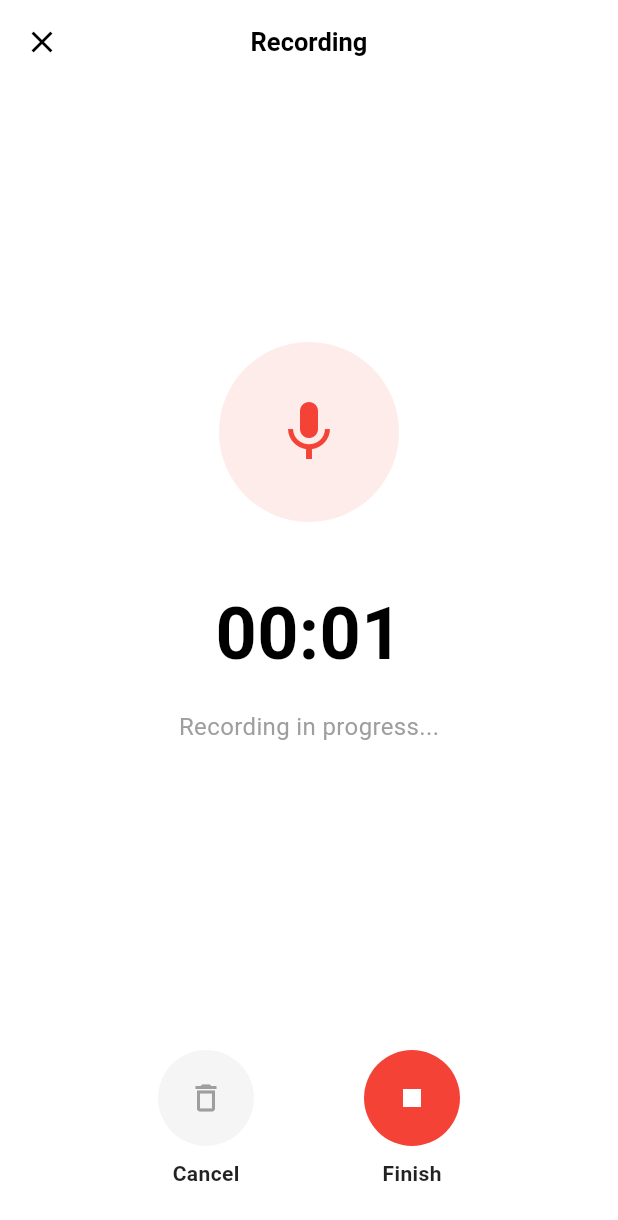
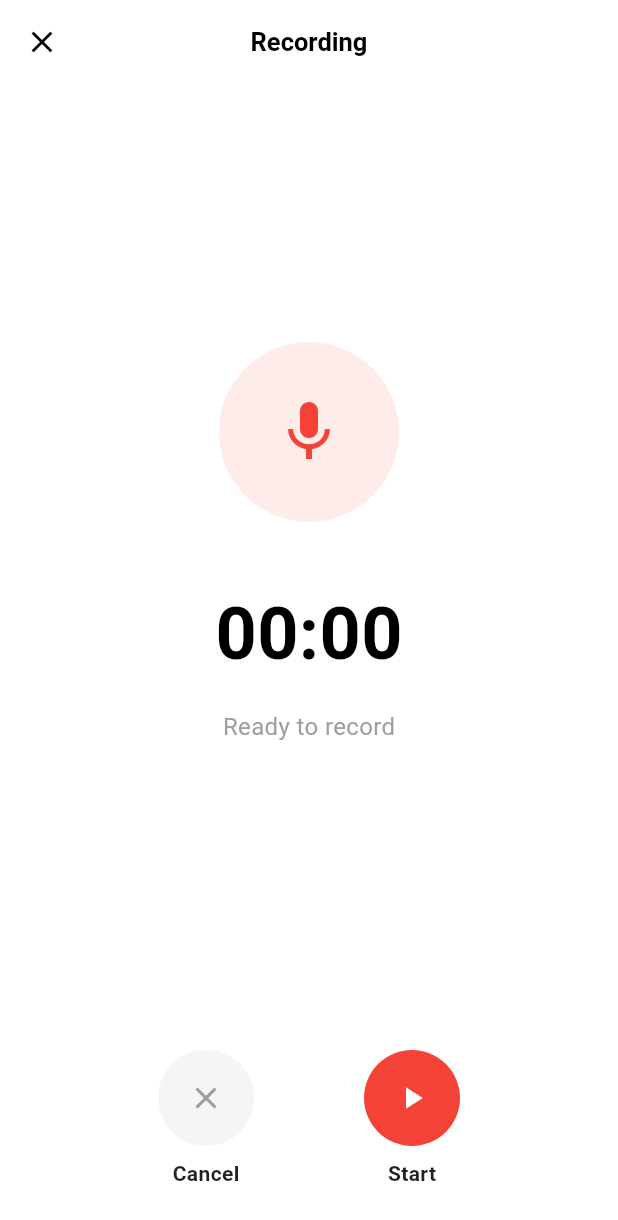
Before and after one commit to esinniobiwaquareeb/note0-mobile, a Flutter app: the AudioRecordingScreen screen opened directly, on a phone screen of 412 x 824 dp. Shown: the top 1220 px of the screen. Run offline on Flutter 3.47's test engine with Material 3 defaults, Android fonts, the phone set to English and light mode, and no system bars; drawn by our look-alikes of flutter_animate; our stand-ins replace audioplayers, device_info_plus, file_picker, flutter_dotenv, flutter_riverpod, flutter_secure_storage and 7 more; missing offline and left inert: audio_session, cryptography, google_mlkit_document_scanner, record, screen_protector, youtube_explode_dart; accounts and stored records are empty; network calls fail.

Commit message:
feat: add pause/resume functionality to audio recording and implement document gallery picker with source selection sheet

```diff
--- a/lib/src/features/notes/audio_recording_screen.dart
+++ b/lib/src/features/notes/audio_recording_screen.dart
@@ -18,7 +18,7 @@ class _AudioRecordingScreenState extends ConsumerState<AudioRecordingScreen> {
   void initState() {
     super.initState();
     WidgetsBinding.instance.addPostFrameCallback((_) {
-      ref.read(recordingControllerProvider.notifier).start();
+      ref.read(recordingControllerProvider.notifier).reset();
     });
   }
 
@@ -86,14 +86,35 @@ class _AudioRecordingScreenState extends ConsumerState<AudioRecordingScreen> {
             style: const TextStyle(fontSize: 48, fontWeight: FontWeight.bold),
           ),
           const Gap(16),
-          const Text(
-            'Recording in progress...',
-            style: TextStyle(color: Colors.grey, fontSize: 16),
+          Text(
+            !recordingState.hasStarted
+                ? 'Ready to record'
+                : (recordingState.isPaused ? 'Recording paused' : 'Recording in progress...'),
+            style: const TextStyle(color: Colors.grey, fontSize: 16),
           ),
           const Spacer(),
           Padding(
             padding: const EdgeInsets.all(32.0),
-            child: Row(
+            child: !recordingState.hasStarted
+                ? Row(
+                    mainAxisAlignment: MainAxisAlignment.spaceEvenly,
+                    children: [
+                      _ActionButton(
+                        icon: Icons.close,
+                        label: 'Cancel',
+                        onTap: () => Navigator.pop(context),
+                        color: Colors.grey,
+                      ),
+                      _ActionButton(
+                        icon: Icons.play_arrow,
+                        label: 'Start',
+                        onTap: () => ref.read(recordingControllerProvider.notifier).start(),
+                        color: Colors.red,
+                        isPrimary: true,
+                      ),
+                    ],
+                  )
+                : Row(
                     mainAxisAlignment: MainAxisAlignment.spaceEvenly,
                     children: [
                       _ActionButton(
@@ -101,6 +122,20 @@ class _AudioRecordingScreenState extends ConsumerState<AudioRecordingScreen> {
                         label: 'Cancel',
                         onTap: () => Navigator.pop(context),
                         color: Colors.grey,
+                      ),
+                      if (recordingState.isPaused)
+                        _ActionButton(
+                          icon: Icons.play_arrow,
+                          label: 'Resume',
+                          onTap: () => ref.read(recordingControllerProvider.notifier).resume(),
+                          color: Colors.green,
+                        )
+                      else
+                        _ActionButton(
+                          icon: Icons.pause,
+                          label: 'Pause',
+                          onTap: () => ref.read(recordingControllerProvider.notifier).pause(),
+                          color: Colors.orange,
                         ),
                       _ActionButton(
                         icon: Icons.stop,
```
Also changed, not shown: lib/src/features/notes/notes_list_screen.dart (+98 -6 lines), lib/src/features/notes/recording_controller.dart (+42 -6 lines). Lines whose indentation alone changed are shown as unchanged.
